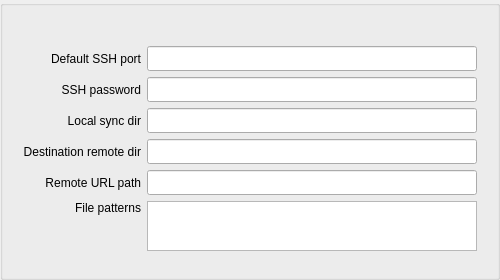
The window that Synshot/Synshot.ui (VerKnowSys/Syndir) describes before a commit, drawn with Qt 5.
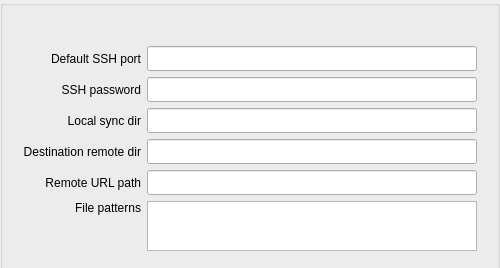
The same window after the commit.

Diff of the .ui file:
```diff
--- a/Synshot/Synshot.ui
+++ b/Synshot/Synshot.ui
@@ -11,7 +11,7 @@
     <x>0</x>
     <y>0</y>
     <width>500</width>
-    <height>280</height>
+    <height>268</height>
    </rect>
   </property>
   <property name="minimumSize">
```
Left out of the diff: 314 changed lines with no effect on the pictures.
